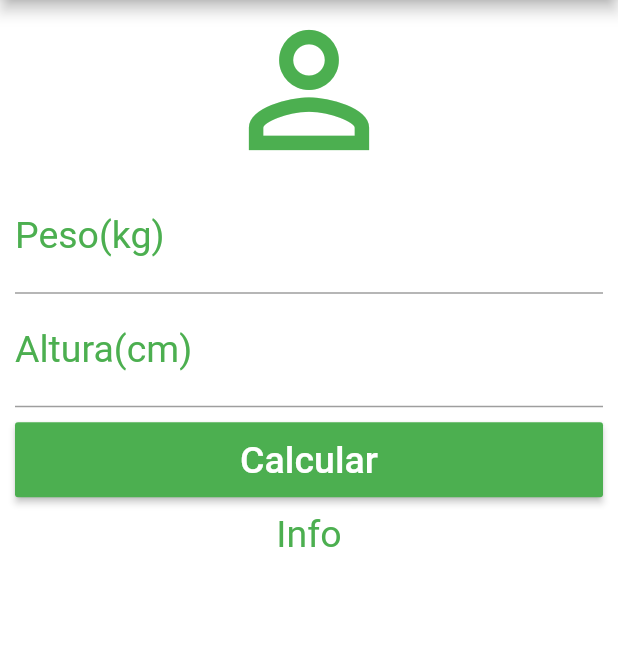
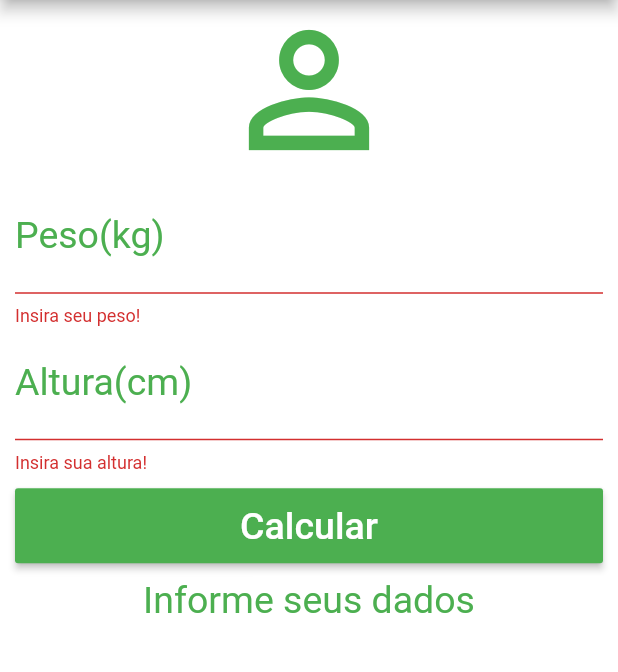
Before and after one commit to joaohhenriq/flutter-02-calculadora-de-imc, a Flutter app: the screen it shows after launch, after a tap on "Calcular", on a phone screen of 412 x 824 dp, the part 84-756 px from its top. Run offline on Flutter 3.47's test engine with Material 2 defaults, Android fonts, the phone set to English and light mode, and no system bars.

Commit message:
Adicionando controle para o app

```diff
--- a/lib/main.dart
+++ b/lib/main.dart
@@ -12,6 +12,41 @@ class Home extends StatefulWidget {
 }
 
 class _HomeState extends State<Home> {
+  TextEditingController _pesoController = TextEditingController();
+  TextEditingController _alturaController = TextEditingController();
+  String _infoTexto = "Informe seus dados";
+  GlobalKey<FormState> _formKey = GlobalKey<FormState>();
+
+  void _resetCampos() {
+    _pesoController.text = "";
+    _alturaController.text = "";
+    setState(() {
+      _infoTexto = "Informe seus dados";
+    });
+  }
+
+  void _calcularImc() {
+    setState(() {
+      double peso = double.parse(_pesoController.text);
+      double altura = double.parse(_alturaController.text) / 100;
+      double imc = peso / (altura * altura);
+
+      if (imc < 18.6) {
+        _infoTexto = "Abaixo do peso (${imc.toStringAsPrecision(3)})";
+      } else if (imc >= 18.6 && imc < 24.9) {
+        _infoTexto = "Peso ideal (${imc.toStringAsPrecision(3)})";
+      } else if (imc >= 24.9 && imc < 29.9) {
+        _infoTexto = "Levemente acima do peso (${imc.toStringAsPrecision(3)})";
+      } else if (imc >= 29.9 && imc < 34.9) {
+        _infoTexto = "Obesidade grau I (${imc.toStringAsPrecision(3)})";
+      } else if (imc >= 34.9 && imc < 39.9) {
+        _infoTexto = "Obesidade grau II (${imc.toStringAsPrecision(3)})";
+      } else if (imc >= 39.9) {
+        _infoTexto = "Obesidade grau III (${imc.toStringAsPrecision(3)})";
+      }
+    });
+  }
+
   @override
   Widget build(BuildContext context) {
     return Scaffold(
@@ -24,13 +59,15 @@ class _HomeState extends State<Home> {
         actions: <Widget>[
           IconButton(
             icon: Icon(Icons.refresh),
-            onPressed: () {},
+            onPressed: _resetCampos,
           )
         ],
       ),
       backgroundColor: Colors.white,
       body: SingleChildScrollView(
         padding: EdgeInsets.fromLTRB(10.0, 0.0, 10.0, 0.0),
+        child: Form(
+          key: _formKey,
           child: Column(
             crossAxisAlignment: CrossAxisAlignment.stretch,
             children: <Widget>[
@@ -39,7 +76,7 @@ class _HomeState extends State<Home> {
                 size: 120.0,
                 color: Colors.green,
               ),
-            TextField(
+              TextFormField(
                 keyboardType: TextInputType.number,
                 decoration: InputDecoration(
                   labelText: "Peso(kg)",
@@ -50,8 +87,14 @@ class _HomeState extends State<Home> {
                   color: Colors.green,
                   fontSize: 25.0,
                 ),
+                controller: _pesoController,
+                validator: (valor){
+                  if(valor.isEmpty){
+                    return "Insira seu peso!";
+                  }
+                },
               ),
-            TextField(
+              TextFormField(
                 keyboardType: TextInputType.number,
                 decoration: InputDecoration(
                   labelText: "Altura(cm)",
@@ -62,6 +105,12 @@ class _HomeState extends State<Home> {
                   color: Colors.green,
                   fontSize: 25.0,
                 ),
+                controller: _alturaController,
+                validator: (valor){
+                  if(valor.isEmpty){
+                    return "Insira sua altura!";
+                  }
+                },
               ),
               Padding(
                 padding: EdgeInsets.only(
@@ -71,7 +120,11 @@ class _HomeState extends State<Home> {
                 child: Container(
                   height: 50.0,
                   child: RaisedButton(
-                  onPressed: () {},
+                    onPressed: (){
+                      if(_formKey.currentState.validate()){
+                        _calcularImc();
+                      }
+                    },
                     child: Text(
                       "Calcular",
                       style: TextStyle(
@@ -84,13 +137,14 @@ class _HomeState extends State<Home> {
                 ),
               ),
               Text(
-              "Info",
+                _infoTexto,
                 textAlign: TextAlign.center,
                 style: TextStyle(color: Colors.green, fontSize: 25.0),
               ),
             ],
           ),
         ),
+      ),
     );
   }
 }
```
Lines whose indentation alone changed are shown as unchanged.
